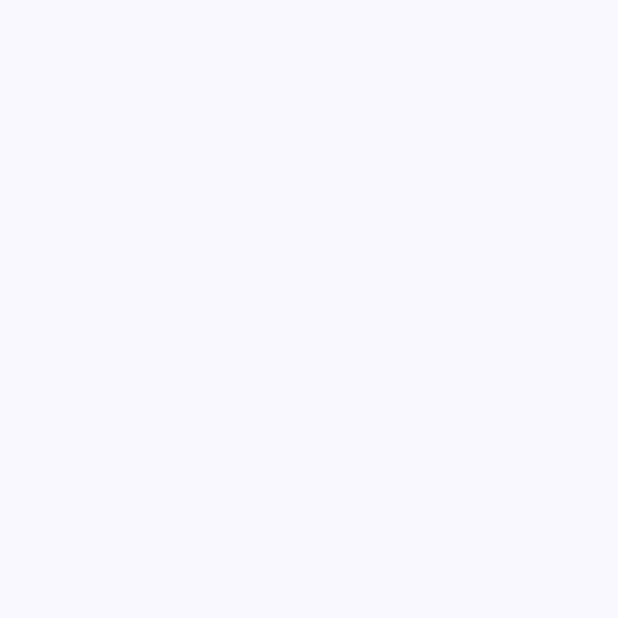
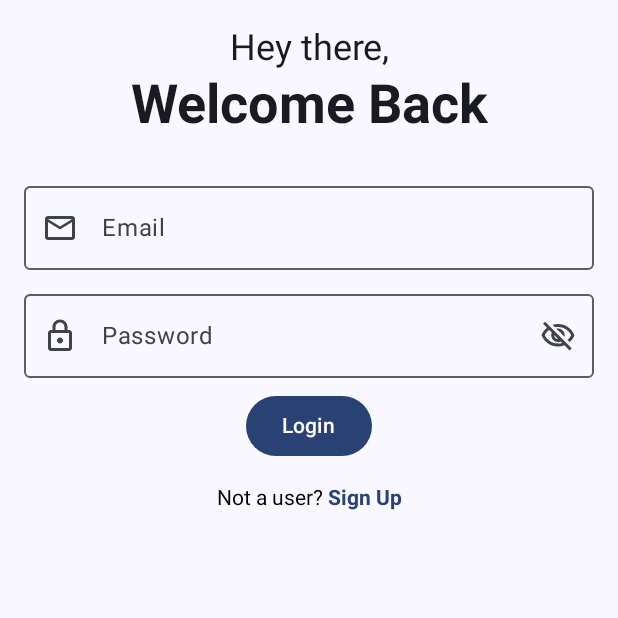
Before and after one commit to highkraken/college-project, an Android app built with Jetpack Compose: the screen it shows after launch (MainActivity), on a phone screen of 412 x 824 dp, the top half of it. Before the commit the part shown is empty. Run offline under Robolectric (Android 15) with nearby library versions, the phone set to English and light mode, and no system bars.

Commit message:
Implement login screen and other comps

```diff
--- a/app/build.gradle.kts
+++ b/app/build.gradle.kts
@@ -51,6 +51,10 @@ android {
 
 dependencies {
 
+    implementation("androidx.navigation:navigation-compose:2.7.6")
+
+    implementation("androidx.lifecycle:lifecycle-viewmodel-compose:2.7.0")
+
     implementation("androidx.core:core-ktx:1.12.0")
     implementation("androidx.lifecycle:lifecycle-runtime-ktx:2.7.0")
     implementation("androidx.activity:activity-compose:1.7.0")
@@ -60,6 +64,7 @@ dependencies {
     implementation("androidx.compose.ui:ui-tooling-preview")
     implementation("androidx.compose.material3:material3")
     implementation("androidx.compose.material:material-icons-extended:1.6.0")
+    implementation("androidx.compose.runtime:runtime-livedata:1.6.0")
     testImplementation("junit:junit:4.13.2")
     androidTestImplementation("androidx.test.ext:junit:1.1.5")
     androidTestImplementation("androidx.test.espresso:espresso-core:3.5.1")
--- a/app/src/main/java/com/example/collegeproject/MainActivity.kt
+++ b/app/src/main/java/com/example/collegeproject/MainActivity.kt
@@ -10,6 +10,7 @@ import androidx.compose.material3.Text
 import androidx.compose.runtime.Composable
 import androidx.compose.ui.Modifier
 import androidx.compose.ui.tooling.preview.Preview
+import com.example.collegeproject.app.BillOrganizerApp
 import com.example.collegeproject.ui.theme.CollegeProjectTheme
 
 class MainActivity : ComponentActivity() {
@@ -22,7 +23,7 @@ class MainActivity : ComponentActivity() {
                     modifier = Modifier.fillMaxSize(),
                     color = MaterialTheme.colorScheme.background
                 ) {
-
+                    BillOrganizerApp()
                 }
             }
         }
--- a/app/src/main/java/com/example/collegeproject/app/BillOrganizerApp.kt
+++ b/app/src/main/java/com/example/collegeproject/app/BillOrganizerApp.kt
@@ -1,12 +1,17 @@
 package com.example.collegeproject.app
 
-import android.content.res.Resources.Theme
 import androidx.compose.foundation.layout.fillMaxSize
 import androidx.compose.material3.MaterialTheme
 import androidx.compose.material3.Surface
 import androidx.compose.runtime.Composable
 import androidx.compose.ui.Modifier
 import androidx.compose.ui.graphics.Color
+import androidx.navigation.compose.NavHost
+import androidx.navigation.compose.composable
+import androidx.navigation.compose.rememberNavController
+import com.example.collegeproject.screens.LoginScreen
+import com.example.collegeproject.screens.SignUpScreen
+import com.example.collegeproject.utils.Screen
 
 @Composable
 fun BillOrganizerApp() {
@@ -15,6 +20,15 @@ fun BillOrganizerApp() {
             .fillMaxSize(),
         color = MaterialTheme.colorScheme.background
     ) {
+        val navController = rememberNavController()
 
+        NavHost(navController = navController, startDestination = Screen.Login.route) {
+            composable(route = Screen.Login.route) {
+                LoginScreen(navController = navController)
+            }
+            composable(route = Screen.SignUp.route) {
+                SignUpScreen(navController = navController)
+            }
+        }
     }
 }
--- a/app/src/main/java/com/example/collegeproject/components/PasswordTextFieldComp.kt
+++ b/app/src/main/java/com/example/collegeproject/components/PasswordTextFieldComp.kt
@@ -28,12 +28,10 @@ import com.example.collegeproject.R
 @Composable
 fun PasswordTextFieldComp(
     modifier: Modifier = Modifier,
+    passwordText: String,
+    onPasswordChange: (String) -> Unit,
     keyboardOptions: KeyboardOptions = KeyboardOptions(keyboardType = KeyboardType.Password),
 ) {
-    var password by rememberSaveable {
-        mutableStateOf("")
-    }
-
     var passwordVisibility by rememberSaveable {
         mutableStateOf(false)
     }
@@ -42,10 +40,8 @@ fun PasswordTextFieldComp(
         modifier = modifier
             .fillMaxWidth()
             .padding(top = 8.dp),
-        value = password,
-        onValueChange = {
-            password = it
-        },
+        value = passwordText,
+        onValueChange = onPasswordChange,
         label = { Text(text = stringResource(id = R.string.password)) },
         keyboardOptions = keyboardOptions,
         singleLine = true,
--- /dev/null
+++ b/app/src/main/java/com/example/collegeproject/components/StyledClickableText.kt
@@ -0,0 +1,51 @@
+package com.example.collegeproject.components
+
+import android.util.Log
+import androidx.compose.foundation.layout.fillMaxWidth
+import androidx.compose.foundation.layout.padding
+import androidx.compose.foundation.text.ClickableText
+import androidx.compose.material3.MaterialTheme
+import androidx.compose.runtime.Composable
+import androidx.compose.ui.Modifier
+import androidx.compose.ui.text.SpanStyle
+import androidx.compose.ui.text.TextStyle
+import androidx.compose.ui.text.buildAnnotatedString
+import androidx.compose.ui.text.font.FontWeight
+import androidx.compose.ui.text.style.TextAlign
+import androidx.compose.ui.text.withStyle
+import androidx.compose.ui.unit.dp
+
+@Composable
+fun StyledClickableTextComp(
+    modifier: Modifier = Modifier,
+    infoText: String,
+    actionText: String,
+    onActionClick: () -> Unit,
+) {
+    val text = buildAnnotatedString {
+        append(infoText)
+        withStyle(
+            SpanStyle(
+                color = MaterialTheme.colorScheme.primary,
+                fontWeight = FontWeight.Bold
+            )
+        ) {
+            pushStringAnnotation(tag = actionText, annotation = actionText)
+            append(actionText)
+        }
+    }
+
+    ClickableText(
+        modifier = modifier
+            .fillMaxWidth()
+            .padding(top = 16.dp),
+        style = TextStyle(textAlign = TextAlign.Center),
+        text = text,
+        onClick = { offset ->
+            text.getStringAnnotations(start = offset, end = offset)
+                .firstOrNull()?.also {
+                    onActionClick()
+                }
+        }
+    )
+}
--- a/app/src/main/java/com/example/collegeproject/components/TextFieldComp.kt
+++ b/app/src/main/java/com/example/collegeproject/components/TextFieldComp.kt
@@ -13,22 +13,24 @@ import androidx.compose.runtime.saveable.rememberSaveable
 import androidx.compose.runtime.setValue
 import androidx.compose.ui.Modifier
 import androidx.compose.ui.graphics.painter.Painter
+import androidx.compose.ui.text.input.ImeAction
 import androidx.compose.ui.text.input.KeyboardType
+import androidx.compose.ui.text.input.VisualTransformation
 import androidx.compose.ui.unit.dp
 
 @Composable
 fun TextFieldComp(
     modifier: Modifier = Modifier,
+    textInput: String,
     labelText: String,
+    onValueChange: (String) -> Unit,
     keyboardOptions: KeyboardOptions = KeyboardOptions(keyboardType = KeyboardType.Text),
     maxLines: Int = 1,
     minLines: Int = 1,
     maxLength: Int = Int.MAX_VALUE,
-    leadingIcon: Painter
+    leadingIcon: Painter,
+    isPhoneField: Boolean = false
 ) {
-    var textInput by rememberSaveable {
-        mutableStateOf("")
-    }
 
     OutlinedTextField(
         modifier = modifier
@@ -36,13 +38,14 @@ fun TextFieldComp(
             .padding(top = 8.dp),
         value = textInput,
         onValueChange = {
-            if (it.length <= maxLength) textInput = it
+            onValueChange(it)
         },
         label = { Text(text = labelText) },
-        keyboardOptions = keyboardOptions,
+        keyboardOptions = keyboardOptions.copy(imeAction = ImeAction.Next),
         singleLine = minLines == 1,
         maxLines = maxLines,
         minLines = minLines,
+        prefix = { Text(text = if (isPhoneField) "+91 " else "") },
         leadingIcon = { Icon(painter = leadingIcon, contentDescription = null) }
     )
 }
--- /dev/null
+++ b/app/src/main/java/com/example/collegeproject/screens/LoginScreen.kt
@@ -0,0 +1,81 @@
+package com.example.collegeproject.screens
+
+import android.util.Log
+import androidx.compose.foundation.background
+import androidx.compose.foundation.layout.Column
+import androidx.compose.foundation.layout.Spacer
+import androidx.compose.foundation.layout.fillMaxSize
+import androidx.compose.foundation.layout.height
+import androidx.compose.foundation.layout.padding
+import androidx.compose.material3.MaterialTheme
+import androidx.compose.runtime.Composable
+import androidx.compose.ui.Alignment
+import androidx.compose.ui.Modifier
+import androidx.compose.ui.platform.LocalLifecycleOwner
+import androidx.compose.ui.res.painterResource
+import androidx.compose.ui.res.stringResource
+import androidx.compose.ui.tooling.preview.Preview
+import androidx.compose.ui.unit.dp
+import androidx.lifecycle.viewmodel.compose.viewModel
+import androidx.navigation.NavController
+import com.example.collegeproject.R
+import com.example.collegeproject.components.HeaderTextComp
+import com.example.collegeproject.components.NormalTextComp
+import com.example.collegeproject.components.PasswordTextFieldComp
+import com.example.collegeproject.components.PrimaryButtonComp
+import com.example.collegeproject.components.StyledClickableTextComp
+import com.example.collegeproject.components.TextFieldComp
+import com.example.collegeproject.utils.Screen
+import com.example.collegeproject.viewmodels.LoginViewModel
+
+@Composable
+fun LoginScreen(
+    modifier: Modifier = Modifier,
+    navController: NavController?
+) {
+    val loginViewModel: LoginViewModel = viewModel()
+    val lifecycleOwner = LocalLifecycleOwner.current
+
+    Column(
+        modifier = modifier
+            .fillMaxSize()
+            .background(MaterialTheme.colorScheme.background)
+            .padding(16.dp)
+    ) {
+        NormalTextComp(text = stringResource(id = R.string.hey_there))
+        HeaderTextComp(text = stringResource(id = R.string.welcome_back))
+        Spacer(modifier = Modifier.height(16.dp))
+        TextFieldComp(
+            textInput = loginViewModel.email,
+            labelText = stringResource(id = R.string.email),
+            onValueChange = loginViewModel::onEmailChange,
+            leadingIcon = painterResource(id = R.drawable.icon_email)
+        )
+        PasswordTextFieldComp(
+            passwordText = loginViewModel.password,
+            onPasswordChange = loginViewModel::onPasswordChange
+        )
+        PrimaryButtonComp(
+            modifier = Modifier
+                .padding(top = 8.dp)
+                .align(Alignment.CenterHorizontally),
+            text = stringResource(id = R.string.login)) {
+            Log.d("LoginScreen", "Login Clicked")
+        }
+        StyledClickableTextComp(infoText = "Not a user? ", actionText = "Sign Up") {
+            loginViewModel.onLoginClickEvent()
+            loginViewModel.eventSignUpClick.observe(lifecycleOwner) { clicked ->
+                if (clicked) {
+                    navController?.navigate(Screen.SignUp.route)
+                    loginViewModel.onLoginClickEventOver()
+                }
+            }
+        }
+    }
+}
+
+@Preview
+@Composable
+fun LoginScreenPreview() {
+    LoginScreen(navController = null)
+}
--- /dev/null
+++ b/app/src/main/java/com/example/collegeproject/utils/NavigationRoutes.kt
@@ -0,0 +1,6 @@
+package com.example.collegeproject.utils
+
+sealed class Screen(val route: String) {
+    data object SignUp : Screen("sign_up")
+    data object Login : Screen("login")
+}
--- /dev/null
+++ b/app/src/main/java/com/example/collegeproject/viewmodels/LoginViewModel.kt
@@ -0,0 +1,40 @@
+package com.example.collegeproject.viewmodels
+
+import androidx.compose.runtime.getValue
+import androidx.compose.runtime.mutableStateOf
+import androidx.compose.runtime.setValue
+import androidx.lifecycle.LiveData
+import androidx.lifecycle.MutableLiveData
+import androidx.lifecycle.ViewModel
+
+class LoginViewModel : ViewModel() {
+    var email by mutableStateOf("")
+        private set
+
+    fun onEmailChange(email: String) {
+        this.email = email
+    }
+
+    var password by mutableStateOf("")
+        private set
+
+    fun onPasswordChange(password: String) {
+        this.password = password
+    }
+
+    private val _eventSignUpClick = MutableLiveData<Boolean>()
+    val eventSignUpClick: LiveData<Boolean>
+        get() = _eventSignUpClick
+
+    init {
+        _eventSignUpClick.value = false
+    }
+
+    fun onLoginClickEvent() {
+        _eventSignUpClick.value = true
+    }
+
+    fun onLoginClickEventOver() {
+        _eventSignUpClick.value = false
+    }
+}
--- a/app/src/main/res/values/strings.xml
+++ b/app/src/main/res/values/strings.xml
@@ -10,4 +10,5 @@
     <string name="phone">Phone</string>
     <string name="password">Password</string>
     <string name="register">Register</string>
+    <string name="login">Login</string>
 </resources>
```
Also changed, not shown: app/src/main/java/com/example/collegeproject/components/RadioGroupComp.kt (added, +58 -0 lines), app/src/main/java/com/example/collegeproject/components/TopAppBarComp.kt (added, +24 -0 lines), app/src/main/java/com/example/collegeproject/screens/SignUpScreen.kt (+54 -5 lines), app/src/main/java/com/example/collegeproject/viewmodels/SignUpViewModel.kt (added, +69 -0 lines).
